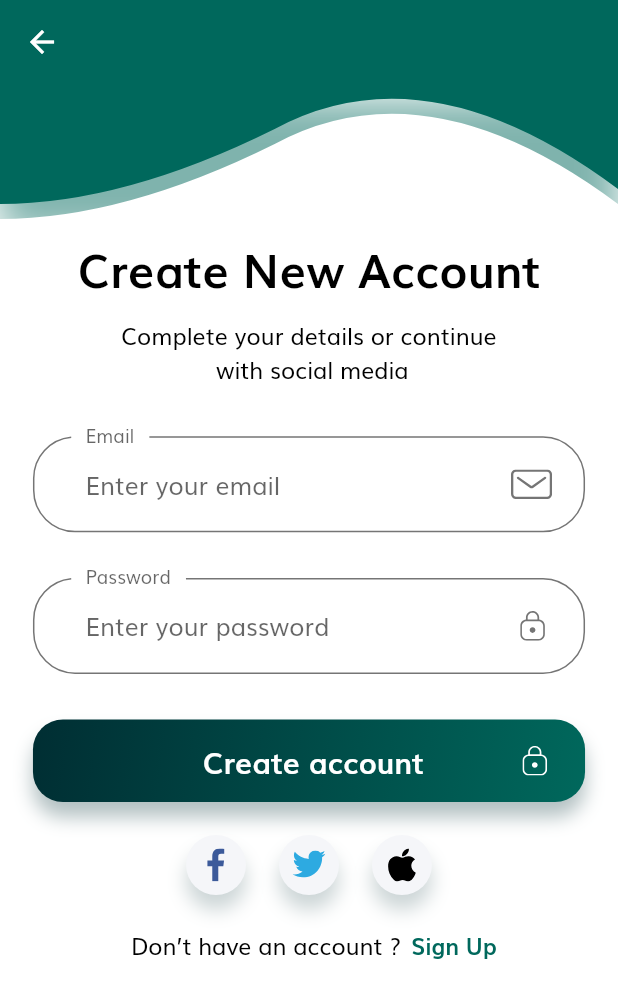
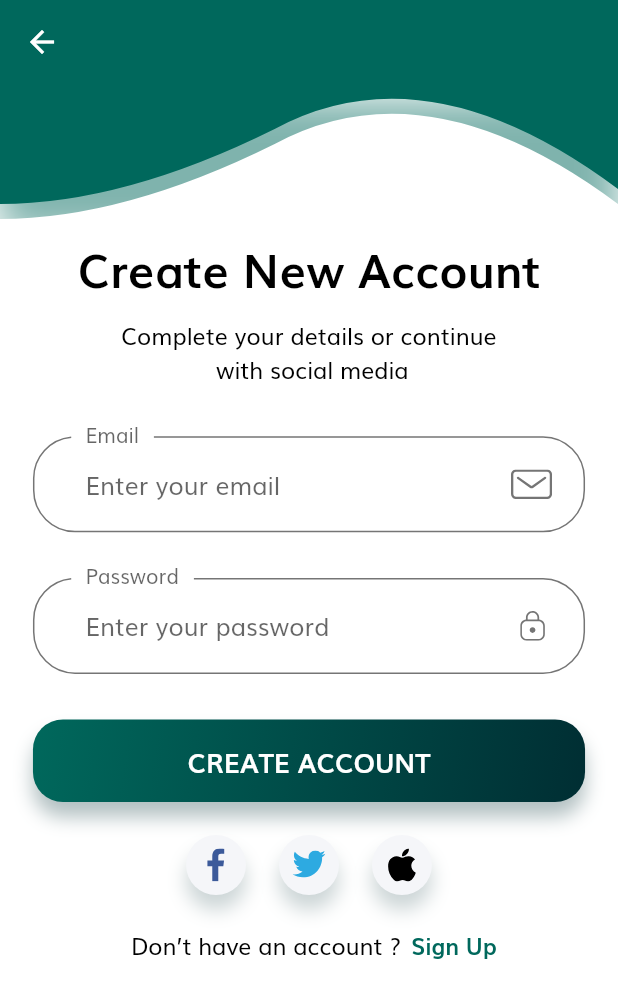
Before and after one commit to MohamedSaifAldawla/Flutter-Starter, a Flutter app: the screen it shows after launch, after a tap on "Sign Up", on a phone screen of 412 x 824 dp. Shown: the top 998 px of the screen. Run offline on Flutter 3.47's test engine with Material 2 defaults, Android fonts, the phone set to English and light mode, and no system bars; our stand-ins replace flutter_svg, get.

Commit message:
14-12-2021

```diff
--- a/lib/Widgets/default_button.dart
+++ b/lib/Widgets/default_button.dart
@@ -35,21 +35,22 @@ class DefaultButton extends StatelessWidget {
         child: Row(
             mainAxisAlignment: MainAxisAlignment.center,
             children: [
-             SizedBox(width: getProportionateScreenWidth(80)),
               Text(
-                text,
+                text.toUpperCase(),
                 style: TextStyle(
-                  fontSize: getProportionateScreenWidth(18),
+                  fontSize: getProportionateScreenWidth(16),
                   color: Colors.white,
                   fontWeight: FontWeight.bold,
                 ),
               ),
-             SizedBox(width: getProportionateScreenWidth(60)),
-             SvgPicture.asset(
-                "assets/icons/Lock.svg",
-                height: getProportionateScreenWidth(18),
-                color: Colors.white,
-              ),
+             //SizedBox(width: getProportionateScreenWidth(60),),
+            //  SvgPicture.asset(
+            //     "assets/icons/Sent.svg",
+            //     height: getProportionateScreenWidth(20),
+            //     color: Colors.white,
+
+            //   ),
+            //  SizedBox(width: getProportionateScreenWidth(0),),
              //Icon(Icons.login_outlined,size: 32,),
             ],
           ),
--- a/lib/constants.dart
+++ b/lib/constants.dart
@@ -6,8 +6,8 @@ import 'package:flutter_app/size_config.dart';
 const kPrimaryColor = Color(0xFF00685C);
 const kPrimaryLightColor = Color(0xFFFFECDF);
 const kPrimaryGradientColor = LinearGradient(
-  begin: Alignment.bottomRight,
-  end: Alignment.topLeft,
+  begin: Alignment.topLeft,
+  end: Alignment.bottomRight,
   colors: [Color(0xFF00685C), Color(0xFF002E33)],
 );
 const kSecondaryColor = Color(0xFF979797);
--- a/lib/theme.dart
+++ b/lib/theme.dart
@@ -1,11 +1,13 @@
 import 'package:flutter/material.dart';
+import 'package:flutter/services.dart';
+import 'package:flutter_app/size_config.dart';
 
 import 'constants.dart';
   ThemeData theme() {
     return ThemeData(
       scaffoldBackgroundColor: Colors.white,
       fontFamily: "Muli",
-      brightness: Brightness.light,
+      //brightness: Brightness.light,
       appBarTheme: appBarTheme(),
       textTheme: textTheme(),
       inputDecorationTheme: InputTheme(),
@@ -15,7 +17,11 @@ import 'constants.dart';
 
 AppBarTheme appBarTheme() {
     return const AppBarTheme(
-        backgroundColor:Colors.white ,
+      systemOverlayStyle: SystemUiOverlayStyle(
+        statusBarColor: kPrimaryColor,
+        statusBarIconBrightness: Brightness.light,
+      ),
+        backgroundColor:Colors.white,
         foregroundColor: Color(0XFF8B8B8B),
         centerTitle: true,
         elevation: 0,
@@ -34,6 +40,7 @@ AppBarTheme appBarTheme() {
   InputDecorationTheme InputTheme() {
     return InputDecorationTheme(
             floatingLabelBehavior: FloatingLabelBehavior.always,
+           labelStyle: TextStyle(fontSize:  18),
             contentPadding: const EdgeInsets.symmetric(
               horizontal: 35,
               vertical: 20,
@@ -45,7 +52,7 @@ AppBarTheme appBarTheme() {
             ),
             focusedBorder: OutlineInputBorder(
             borderRadius:BorderRadius.circular(28),
-            borderSide: const BorderSide(color: kTextColor),
+            borderSide: const BorderSide(color: kPrimaryColor),
             gapPadding: 10,
             ),
             focusedErrorBorder: OutlineInputBorder(
--- a/lib/views/sign_in/sign_in.dart
+++ b/lib/views/sign_in/sign_in.dart
@@ -42,6 +42,8 @@ class SignInScreen extends StatelessWidget {
                           SizedBox(height: getProportionateScreenWidth(30)),
                           SignForm(),
                           SizedBox(height: getProportionateScreenWidth(20)),
+                          BodyText(text:"- OR -",),
+                          SizedBox(height: getProportionateScreenWidth(20)),
                           Social(),
                           SizedBox(height: getProportionateScreenWidth(20)),
                           NoAccountText(),
```
